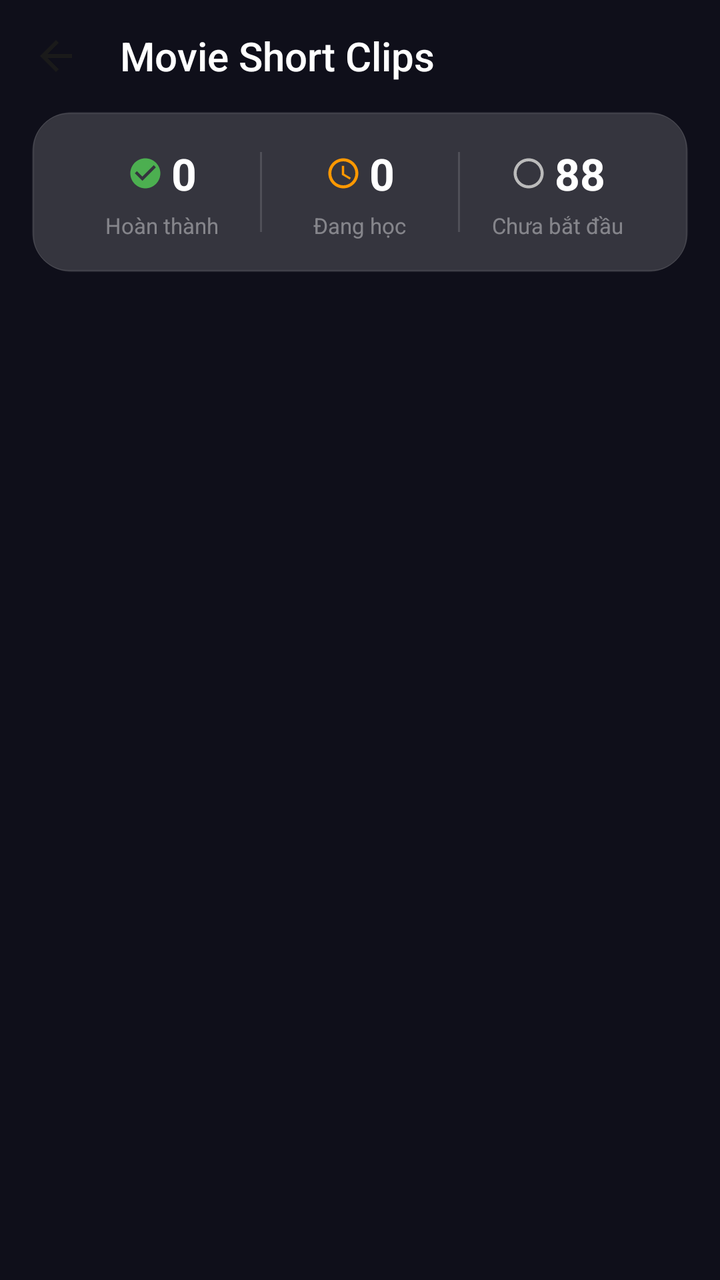
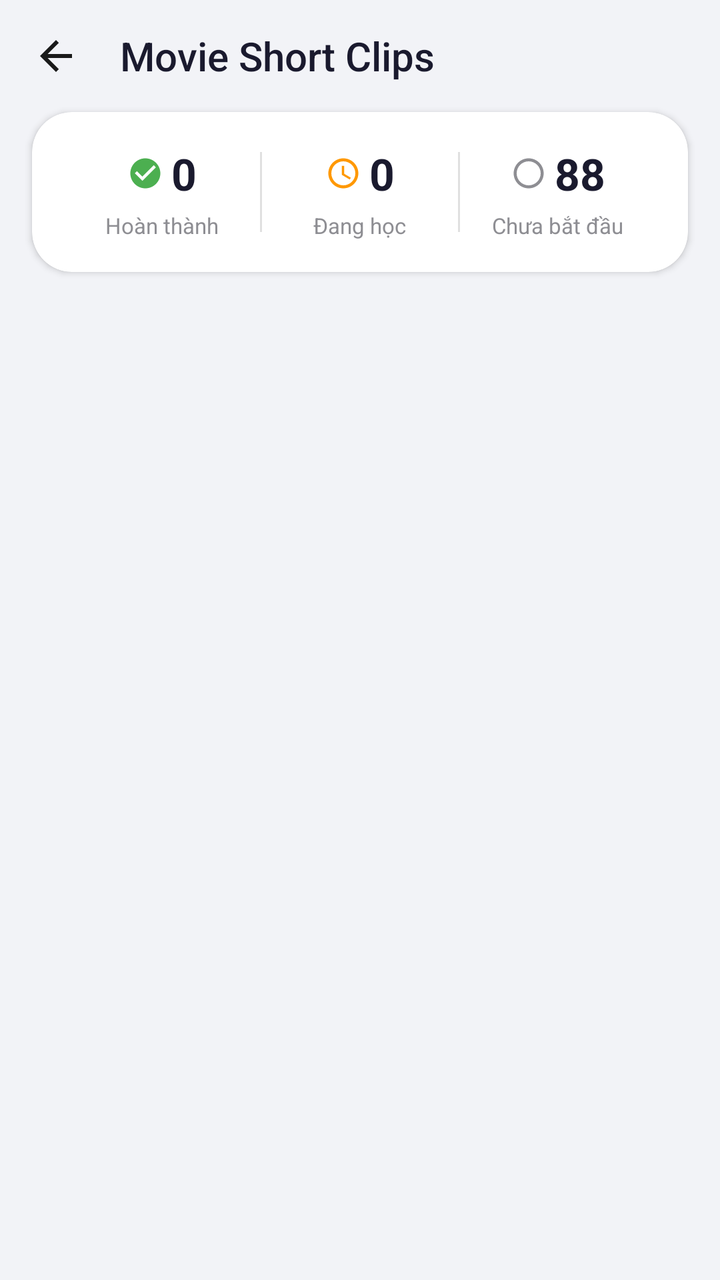

The first picture is an Android layout as it rendered before a commit; the second is the same layout after the commit. The layout source and the unified diff follow.
<!-- AndroidManifest.xml: application theme Theme.App -->
<!-- res/layout/fragment_lesson_list.xml -->
<?xml version="1.0" encoding="utf-8"?>
<LinearLayout
    xmlns:android="http://schemas.android.com/apk/res/android"
    xmlns:app="http://schemas.android.com/apk/res-auto"
    android:layout_width="match_parent"
    android:layout_height="match_parent"
    android:orientation="vertical"
    android:background="#0F0F1A">

    
    <androidx.appcompat.widget.Toolbar
        android:id="@+id/toolbar"
        android:layout_width="match_parent"
        android:layout_height="56dp"
        android:background="@android:color/transparent"
        app:navigationIcon="@drawable/ic_arrow_back"
        app:title="Movie Short Clips"
        app:titleTextColor="#FFFFFF"
        app:titleTextAppearance="@style/TextAppearance.AppCompat.Title" />

    

    <androidx.cardview.widget.CardView
        android:layout_width="match_parent"
        android:layout_height="wrap_content"
        android:layout_marginStart="16dp"
        android:layout_marginEnd="16dp"
        android:layout_marginBottom="16dp"
        app:cardCornerRadius="20dp"
        app:cardBackgroundColor="@android:color/transparent"
        app:cardElevation="0dp">

        
        <LinearLayout
            android:layout_width="match_parent"
            android:layout_height="wrap_content"
            android:background="@drawable/bg_card_glass"
            android:orientation="horizontal"
            android:padding="16dp"
            android:weightSum="3">

            
            <LinearLayout
                android:layout_width="0dp"
                android:layout_height="wrap_content"
                android:layout_weight="1"
                android:orientation="vertical"
                android:gravity="center">

                <LinearLayout
                    android:layout_width="wrap_content"
                    android:layout_height="wrap_content"
                    android:orientation="horizontal"
                    android:gravity="center_vertical"
                    android:layout_marginBottom="4dp">

                    <ImageView
                        android:layout_width="18dp"
                        android:layout_height="18dp"
                        android:src="@drawable/ic_check_circle"
                        android:layout_marginEnd="4dp"
                        android:contentDescription="done" />

                    <TextView
                        android:id="@+id/tvCountDone"
                        android:layout_width="wrap_content"
                        android:layout_height="wrap_content"
                        android:text="0"
                        android:textSize="22sp"
                        android:textStyle="bold"
                        android:textColor="#FFFFFF" />
                </LinearLayout>

                <TextView
                    android:layout_width="wrap_content"
                    android:layout_height="wrap_content"
                    android:text="Hoàn thành"
                    android:textSize="11sp"
                    android:textColor="#66FFFFFF" />
            </LinearLayout>

            
            <View
                android:layout_width="1dp"
                android:layout_height="40dp"
                android:layout_gravity="center_vertical"
                android:background="#22FFFFFF" />

            
            <LinearLayout
                android:layout_width="0dp"
                android:layout_height="wrap_content"
                android:layout_weight="1"
                android:orientation="vertical"
                android:gravity="center">

                <LinearLayout
                    android:layout_width="wrap_content"
                    android:layout_height="wrap_content"
                    android:orientation="horizontal"
                    android:gravity="center_vertical"
                    android:layout_marginBottom="4dp">

                    <ImageView
                        android:layout_width="18dp"
                        android:layout_height="18dp"
                        android:src="@drawable/ic_clock_circle"
                        android:layout_marginEnd="4dp"
                        android:contentDescription="learning" />

                    <TextView
                        android:id="@+id/tvCountLearning"
                        android:layout_width="wrap_content"
                        android:layout_height="wrap_content"
                        android:text="0"
                        android:textSize="22sp"
                        android:textStyle="bold"
                        android:textColor="#FFFFFF" />
                </LinearLayout>

                <TextView
                    android:layout_width="wrap_content"
                    android:layout_height="wrap_content"
                    android:text="Đang học"
                    android:textSize="11sp"
                    android:textColor="#66FFFFFF" />
            </LinearLayout>

            
            <View
                android:layout_width="1dp"
                android:layout_height="40dp"
                android:layout_gravity="center_vertical"
                android:background="#22FFFFFF" />

            
            <LinearLayout
                android:layout_width="0dp"
                android:layout_height="wrap_content"
                android:layout_weight="1"
                android:orientation="vertical"
                android:gravity="center">

                <LinearLayout
                    android:layout_width="wrap_content"
                    android:layout_height="wrap_content"
                    android:orientation="horizontal"
                    android:gravity="center_vertical"
                    android:layout_marginBottom="4dp">

                    <ImageView
                        android:layout_width="18dp"
                        android:layout_height="18dp"
                        android:src="@drawable/ic_circle_empty"
                        android:layout_marginEnd="4dp"
                        android:contentDescription="not started" />

                    <TextView
                        android:id="@+id/tvCountNotStarted"
                        android:layout_width="wrap_content"
                        android:layout_height="wrap_content"
                        android:text="88"
                        android:textSize="22sp"
                        android:textStyle="bold"
                        android:textColor="#FFFFFF" />
                </LinearLayout>

                <TextView
                    android:layout_width="wrap_content"
                    android:layout_height="wrap_content"
                    android:text="Chưa bắt đầu"
                    android:textSize="11sp"
                    android:textColor="#66FFFFFF" />
            </LinearLayout>
        </LinearLayout>
    </androidx.cardview.widget.CardView>

    <androidx.recyclerview.widget.RecyclerView
        android:id="@+id/rvLessons"
        android:layout_width="match_parent"
        android:layout_height="0dp"
        android:layout_weight="1"
        android:paddingTop="4dp"
        android:paddingBottom="16dp"
        android:clipToPadding="false"
        tools:listitem="@layout/item_lesson_list"
        tools:itemCount="10"
        xmlns:tools="http://schemas.android.com/tools" />

</LinearLayout>
<!-- res/layout/item_lesson_list.xml (included above) -->
<?xml version="1.0" encoding="utf-8"?>
<androidx.cardview.widget.CardView
    xmlns:android="http://schemas.android.com/apk/res/android"
    xmlns:app="http://schemas.android.com/apk/res-auto"
    android:id="@+id/cardRoot"
    android:clickable="true"
    android:focusable="true"
    android:layout_width="match_parent"
    android:layout_height="wrap_content"
    android:layout_marginStart="16dp"
    android:layout_marginEnd="16dp"
    android:layout_marginBottom="10dp"
    app:cardCornerRadius="18dp"
    app:cardBackgroundColor="@android:color/transparent"
    app:cardElevation="0dp">

    
    <FrameLayout
        android:layout_width="match_parent"
        android:layout_height="wrap_content"
        android:background="@drawable/bg_card_glass"
        android:foreground="?attr/selectableItemBackground">

        <LinearLayout
            android:layout_width="match_parent"
            android:layout_height="wrap_content"
            android:orientation="horizontal"
            android:padding="12dp"
            android:gravity="center_vertical">

            
            <FrameLayout
                android:layout_width="130dp"
                android:layout_height="82dp">

                <ImageView
                    android:id="@+id/imgThumbnail"
                    android:layout_width="130dp"
                    android:layout_height="match_parent"
                    android:scaleType="centerCrop"
                    android:contentDescription="thumbnail" />

                
                <View
                    android:layout_width="130dp"
                    android:layout_height="match_parent"
                    android:background="@drawable/bg_thumbnail_rounded" />

                
                <View
                    android:layout_width="130dp"
                    android:layout_height="match_parent"
                    android:background="@drawable/bg_thumbnail_fade_right" />

                
                <TextView
                    android:id="@+id/tvLevel"
                    android:layout_width="wrap_content"
                    android:layout_height="wrap_content"
                    android:layout_gravity="top|start"
                    android:layout_margin="7dp"
                    android:background="@drawable/bg_badge_level_dark"
                    android:paddingStart="8dp"
                    android:paddingEnd="8dp"
                    android:paddingTop="3dp"
                    android:paddingBottom="3dp"
                    android:text="B1"
                    android:textColor="@android:color/white"
                    android:textSize="10sp"
                    android:textStyle="bold" />

            </FrameLayout>

            
            <LinearLayout
                android:layout_width="0dp"
                android:layout_height="wrap_content"
                android:layout_weight="1"
                android:orientation="vertical"
                android:paddingStart="12dp"
                android:paddingEnd="4dp">

                <TextView
                    android:id="@+id/tvTitle"
                    android:layout_width="match_parent"
                    android:layout_height="wrap_content"
                    android:layout_marginBottom="5dp"
                    android:ellipsize="end"
                    android:lineSpacingMultiplier="1.25"
                    android:maxLines="2"
                    android:text="KIKI'S DELIVERY SERVICE | Official English Trailer"
                    android:textColor="#FFFFFF"
                    android:textSize="13sp"
                    android:textStyle="bold" />

                <LinearLayout
                    android:layout_width="wrap_content"
                    android:layout_height="wrap_content"
                    android:orientation="horizontal"
                    android:gravity="center_vertical"
                    android:layout_marginBottom="8dp">

                    <ImageView
                        android:layout_width="11dp"
                        android:layout_height="11dp"
                        android:src="@drawable/ic_play_small"
                        android:contentDescription="play" />

                    <TextView
                        android:id="@+id/tvDuration"
                        android:layout_width="wrap_content"
                        android:layout_height="wrap_content"
                        android:layout_marginStart="3dp"
                        android:text="00:50"
                        android:textSize="11sp"
                        android:textColor="#66FFFFFF" />

                </LinearLayout>

                
                <LinearLayout
                    android:layout_width="wrap_content"
                    android:layout_height="wrap_content"
                    android:orientation="horizontal">

                    <LinearLayout
                        android:id="@+id/pillChinhTa"
                        android:layout_width="wrap_content"
                        android:layout_height="wrap_content"
                        android:orientation="horizontal"
                        android:gravity="center_vertical"
                        android:background="@drawable/bg_pill_dark"
                        android:paddingStart="8dp"
                        android:paddingEnd="10dp"
                        android:paddingTop="4dp"
                        android:paddingBottom="4dp"
                        android:layout_marginEnd="6dp">

                        <ImageView
                            android:id="@+id/radioChinhTa"
                            android:layout_width="7dp"
                            android:layout_height="7dp"
                            android:layout_marginEnd="5dp"
                            android:src="@drawable/ic_circle_dot"
                            android:contentDescription="radio" />

                        <TextView
                            android:layout_width="wrap_content"
                            android:layout_height="wrap_content"
                            android:text="Chính tả"
                            android:textSize="10sp"
                            android:textColor="#99FFFFFF" />

                    </LinearLayout>

                    <LinearLayout
                        android:id="@+id/pillLuyenNoi"
                        android:layout_width="wrap_content"
                        android:layout_height="wrap_content"
                        android:orientation="horizontal"
                        android:gravity="center_vertical"
                        android:background="@drawable/bg_pill_dark"
                        android:paddingStart="8dp"
                        android:paddingEnd="10dp"
                        android:paddingTop="4dp"
                        android:paddingBottom="4dp">

                        <ImageView
                            android:id="@+id/radioLuyenNoi"
                            android:layout_width="7dp"
                            android:layout_height="7dp"
                            android:layout_marginEnd="5dp"
                            android:src="@drawable/ic_circle_dot"
                            android:contentDescription="radio" />

                        <TextView
                            android:layout_width="wrap_content"
                            android:layout_height="wrap_content"
                            android:text="Luyện nói"
                            android:textSize="10sp"
                            android:textColor="#99FFFFFF" />

                    </LinearLayout>

                </LinearLayout>

            </LinearLayout>

            
            <ImageView
                android:layout_width="14dp"
                android:layout_height="14dp"
                android:src="@drawable/ic_arrow_right"
                android:contentDescription="arrow"
                app:tint="#44FFFFFF" />

        </LinearLayout>

        
        <View
            android:id="@+id/viewStatusBar"
            android:layout_width="match_parent"
            android:layout_height="3dp"
            android:layout_gravity="bottom"
            android:background="@drawable/bg_status_bar_done"
            android:visibility="gone" />

    </FrameLayout>

</androidx.cardview.widget.CardView>
<!-- resources referenced by this layout -->
<resources>
  <!-- drawable bg_badge_level_dark (drawable) -->
  <?xml version="1.0" encoding="utf-8"?>
  <shape xmlns:android="http://schemas.android.com/apk/res/android"
      android:shape="rectangle">
      <solid android:color="#CC000000" />
      <corners android:radius="20dp" />
  </shape>
  <!-- drawable bg_card_glass (drawable) -->
  <?xml version="1.0" encoding="utf-8"?>
  <shape xmlns:android="http://schemas.android.com/apk/res/android"
      android:shape="rectangle">
      <solid android:color="#28FFFFFF"/>
      <stroke android:width="1dp" android:color="#18FFFFFF"/>
      <corners android:radius="18dp"/>
  </shape>
  <!-- drawable bg_pill_dark (drawable) -->
  <?xml version="1.0" encoding="utf-8"?>
  <shape xmlns:android="http://schemas.android.com/apk/res/android"
      android:shape="rectangle">
      <corners android:radius="20dp"/>
      <solid android:color="#1AFFFFFF"/>
      <stroke android:width="1dp" android:color="#15FFFFFF"/>
  </shape>
  <!-- drawable bg_status_bar_done (drawable) -->
  <?xml version="1.0" encoding="utf-8"?>
  <shape xmlns:android="http://schemas.android.com/apk/res/android"
      android:shape="rectangle">
      <gradient
          android:startColor="#34D399"
          android:endColor="#059669"
          android:angle="0"/>
      <corners
          android:bottomLeftRadius="18dp"
          android:bottomRightRadius="18dp"
          android:topLeftRadius="0dp"
          android:topRightRadius="0dp"/>
  </shape>
  <!-- drawable bg_thumbnail_fade_right (drawable) -->
  <?xml version="1.0" encoding="utf-8"?>
  <shape xmlns:android="http://schemas.android.com/apk/res/android"
      android:shape="rectangle">
      <gradient
          android:startColor="@android:color/transparent"
          android:endColor="#991A1F35"
          android:angle="0"/>
  </shape>
  <!-- drawable bg_thumbnail_rounded (drawable) -->
  <?xml version="1.0" encoding="utf-8"?>
  <shape xmlns:android="http://schemas.android.com/apk/res/android"
      android:shape="rectangle">
      <solid android:color="@android:color/transparent" />
      <corners android:radius="10dp" />
  </shape>
  <!-- drawable ic_arrow_back (drawable) -->
  <?xml version="1.0" encoding="utf-8"?>
  <vector xmlns:android="http://schemas.android.com/apk/res/android"
      android:width="24dp"
      android:height="24dp"
      android:viewportWidth="24"
      android:viewportHeight="24">
      <path
          android:fillColor="#1A1A1A"
          android:pathData="M20,11H7.83L13.42,5.41L12,4L4,12L12,20L13.41,18.59L7.83,13H20V11Z" />
  </vector>
  <!-- drawable ic_arrow_right (drawable) -->
  <?xml version="1.0" encoding="utf-8"?>
  <vector xmlns:android="http://schemas.android.com/apk/res/android"
      android:width="16dp"
      android:height="16dp"
      android:viewportWidth="24"
      android:viewportHeight="24">
      <path
          android:fillColor="#CCCCCC"
          android:pathData="M8.59,16.59L13.17,12L8.59,7.41L10,6L16,12L10,18L8.59,16.59Z" />
  </vector>
  <!-- drawable ic_circle_dot (drawable) -->
  <?xml version="1.0" encoding="utf-8"?>
  <vector xmlns:android="http://schemas.android.com/apk/res/android"
      android:width="7dp"
      android:height="7dp"
      android:viewportWidth="7"
      android:viewportHeight="7">
      <path
          android:fillColor="#99FFFFFF"
          android:pathData="M3.5,0.5 C5.157,0.5 6.5,1.843 6.5,3.5 C6.5,5.157 5.157,6.5 3.5,6.5 C1.843,6.5 0.5,5.157 0.5,3.5 C0.5,1.843 1.843,0.5 3.5,0.5Z"/>
  </vector>
  <!-- drawable ic_play_small (drawable) -->
  <?xml version="1.0" encoding="utf-8"?>
  <vector xmlns:android="http://schemas.android.com/apk/res/android"
      android:width="12dp"
      android:height="12dp"
      android:viewportWidth="24"
      android:viewportHeight="24">
      <path
          android:fillColor="#999999"
          android:pathData="M8,5V19L19,12L8,5Z" />
  </vector>
  <style name="Theme.App" parent="Base.Theme.App" />
  <style name="Base.Theme.App" parent="Theme.Material3.DayNight.NoActionBar">
          
          
      </style>
  <!-- unchanged entries left out for length: 3 -->
</resources>

<!-- the commit's change to res/layout/fragment_lesson_list.xml (unified diff, before → after) -->
@@ -5,7 +5,7 @@
     android:layout_width="match_parent"
     android:layout_height="match_parent"
     android:orientation="vertical"
-    android:background="#0F0F1A">
+    android:background="#F2F3F7">
 
     
     <androidx.appcompat.widget.Toolbar
@@ -14,8 +14,9 @@
         android:layout_height="56dp"
         android:background="@android:color/transparent"
         app:navigationIcon="@drawable/ic_arrow_back"
+        app:navigationIconTint="#1A1A2E"
         app:title="Movie Short Clips"
-        app:titleTextColor="#FFFFFF"
+        app:titleTextColor="#1A1A2E"
         app:titleTextAppearance="@style/TextAppearance.AppCompat.Title" />
 
     
@@ -27,14 +28,12 @@
         android:layout_marginEnd="16dp"
         android:layout_marginBottom="16dp"
         app:cardCornerRadius="20dp"
-        app:cardBackgroundColor="@android:color/transparent"
-        app:cardElevation="0dp">
-
-        
+        app:cardBackgroundColor="@android:color/white"
+        app:cardElevation="2dp">
+
         <LinearLayout
             android:layout_width="match_parent"
             android:layout_height="wrap_content"
-            android:background="@drawable/bg_card_glass"
             android:orientation="horizontal"
             android:padding="16dp"
             android:weightSum="3">
@@ -68,7 +67,7 @@
                         android:text="0"
                         android:textSize="22sp"
                         android:textStyle="bold"
-                        android:textColor="#FFFFFF" />
+                        android:textColor="#1A1A2E" />
                 </LinearLayout>
 
                 <TextView
@@ -76,7 +75,7 @@
                     android:layout_height="wrap_content"
                     android:text="Hoàn thành"
                     android:textSize="11sp"
-                    android:textColor="#66FFFFFF" />
+                    android:textColor="#8E8E93" />
             </LinearLayout>
 
             
@@ -84,7 +83,7 @@
                 android:layout_width="1dp"
                 android:layout_height="40dp"
                 android:layout_gravity="center_vertical"
-                android:background="#22FFFFFF" />
+                android:background="#E0E0E0" />
 
             
             <LinearLayout
@@ -115,7 +114,7 @@
                         android:text="0"
                         android:textSize="22sp"
                         android:textStyle="bold"
-                        android:textColor="#FFFFFF" />
+                        android:textColor="#1A1A2E" />
                 </LinearLayout>
 
                 <TextView
@@ -123,7 +122,7 @@
                     android:layout_height="wrap_content"
                     android:text="Đang học"
                     android:textSize="11sp"
-                    android:textColor="#66FFFFFF" />
+                    android:textColor="#8E8E93" />
             </LinearLayout>
 
             
@@ -131,7 +130,7 @@
                 android:layout_width="1dp"
                 android:layout_height="40dp"
                 android:layout_gravity="center_vertical"
-                android:background="#22FFFFFF" />
+                android:background="#E0E0E0" />
 
             
             <LinearLayout
@@ -153,6 +152,7 @@
                         android:layout_height="18dp"
                         android:src="@drawable/ic_circle_empty"
                         android:layout_marginEnd="4dp"
+                        app:tint="#8E8E93"
                         android:contentDescription="not started" />
 
                     <TextView
@@ -162,7 +162,7 @@
                         android:text="88"
                         android:textSize="22sp"
                         android:textStyle="bold"
-                        android:textColor="#FFFFFF" />
+                        android:textColor="#1A1A2E" />
                 </LinearLayout>
 
                 <TextView
@@ -170,7 +170,7 @@
                     android:layout_height="wrap_content"
                     android:text="Chưa bắt đầu"
                     android:textSize="11sp"
-                    android:textColor="#66FFFFFF" />
+                    android:textColor="#8E8E93" />
             </LinearLayout>
         </LinearLayout>
     </androidx.cardview.widget.CardView>
@@ -202,14 +202,13 @@
     android:layout_marginEnd="16dp"
     android:layout_marginBottom="10dp"
     app:cardCornerRadius="18dp"
-    app:cardBackgroundColor="@android:color/transparent"
-    app:cardElevation="0dp">
+    app:cardBackgroundColor="@android:color/white"
+    app:cardElevation="2dp">
 
     
     <FrameLayout
         android:layout_width="match_parent"
         android:layout_height="wrap_content"
-        android:background="@drawable/bg_card_glass"
         android:foreground="?attr/selectableItemBackground">
 
         <LinearLayout
@@ -250,7 +249,7 @@
                     android:layout_height="wrap_content"
                     android:layout_gravity="top|start"
                     android:layout_margin="7dp"
-                    android:background="@drawable/bg_badge_level_dark"
+                    android:background="@drawable/bg_badge_level"
                     android:paddingStart="8dp"
                     android:paddingEnd="8dp"
                     android:paddingTop="3dp"
@@ -280,7 +279,7 @@
                     android:lineSpacingMultiplier="1.25"
                     android:maxLines="2"
                     android:text="KIKI'S DELIVERY SERVICE | Official English Trailer"
-                    android:textColor="#FFFFFF"
+                    android:textColor="#1A1A1A"
                     android:textSize="13sp"
                     android:textStyle="bold" />
 
@@ -304,7 +303,7 @@
                         android:layout_marginStart="3dp"
                         android:text="00:50"
                         android:textSize="11sp"
-                        android:textColor="#66FFFFFF" />
+                        android:textColor="#999999" />
 
                 </LinearLayout>
 
@@ -320,7 +319,7 @@
                         android:layout_height="wrap_content"
                         android:orientation="horizontal"
                         android:gravity="center_vertical"
-                        android:background="@drawable/bg_pill_dark"
+                        android:background="@drawable/bg_pill"
                         android:paddingStart="8dp"
                         android:paddingEnd="10dp"
                         android:paddingTop="4dp"
@@ -332,7 +331,7 @@
                             android:layout_width="7dp"
                             android:layout_height="7dp"
                             android:layout_marginEnd="5dp"
-                            android:src="@drawable/ic_circle_dot"
+                            android:src="@drawable/ic_radio_unchecked"
                             android:contentDescription="radio" />
 
                         <TextView
@@ -340,7 +339,7 @@
                             android:layout_height="wrap_content"
                             android:text="Chính tả"
                             android:textSize="10sp"
-                            android:textColor="#99FFFFFF" />
+                            android:textColor="#444444" />
 
                     </LinearLayout>
 
@@ -350,7 +349,7 @@
                         android:layout_height="wrap_content"
                         android:orientation="horizontal"
                         android:gravity="center_vertical"
-                        android:background="@drawable/bg_pill_dark"
+                        android:background="@drawable/bg_pill"
                         android:paddingStart="8dp"
                         android:paddingEnd="10dp"
                         android:paddingTop="4dp"
@@ -361,7 +360,7 @@
                             android:layout_width="7dp"
                             android:layout_height="7dp"
                             android:layout_marginEnd="5dp"
-                            android:src="@drawable/ic_circle_dot"
+                            android:src="@drawable/ic_radio_unchecked"
                             android:contentDescription="radio" />
 
                         <TextView
@@ -369,7 +368,7 @@
                             android:layout_height="wrap_content"
                             android:text="Luyện nói"
                             android:textSize="10sp"
-                            android:textColor="#99FFFFFF" />
+                            android:textColor="#444444" />
 
                     </LinearLayout>
 
@@ -383,7 +382,7 @@
                 android:layout_height="14dp"
                 android:src="@drawable/ic_arrow_right"
                 android:contentDescription="arrow"
-                app:tint="#44FFFFFF" />
+                app:tint="#CCCCCC" />
 
         </LinearLayout>
 
<!-- resource entries referenced after the edit -->
@@ -1,27 +1,21 @@
 <!-- resources referenced by this layout -->
 <resources>
-  <!-- drawable bg_badge_level_dark (drawable) -->
+  <!-- drawable bg_badge_level (drawable) -->
   <?xml version="1.0" encoding="utf-8"?>
   <shape xmlns:android="http://schemas.android.com/apk/res/android"
       android:shape="rectangle">
-      <solid android:color="#CC000000" />
+      <solid android:color="#4CAF50" />
       <corners android:radius="20dp" />
   </shape>
-  <!-- drawable bg_card_glass (drawable) -->
+  <!-- drawable bg_pill (drawable) -->
   <?xml version="1.0" encoding="utf-8"?>
   <shape xmlns:android="http://schemas.android.com/apk/res/android"
       android:shape="rectangle">
-      <solid android:color="#28FFFFFF"/>
-      <stroke android:width="1dp" android:color="#18FFFFFF"/>
-      <corners android:radius="18dp"/>
-  </shape>
-  <!-- drawable bg_pill_dark (drawable) -->
-  <?xml version="1.0" encoding="utf-8"?>
-  <shape xmlns:android="http://schemas.android.com/apk/res/android"
-      android:shape="rectangle">
-      <corners android:radius="20dp"/>
-      <solid android:color="#1AFFFFFF"/>
-      <stroke android:width="1dp" android:color="#15FFFFFF"/>
+      <solid android:color="#FFFFFF" />
+      <stroke
+          android:width="1.5dp"
+          android:color="#DDDDDD" />
+      <corners android:radius="20dp" />
   </shape>
   <!-- drawable bg_status_bar_done (drawable) -->
   <?xml version="1.0" encoding="utf-8"?>
@@ -75,17 +69,6 @@
           android:fillColor="#CCCCCC"
           android:pathData="M8.59,16.59L13.17,12L8.59,7.41L10,6L16,12L10,18L8.59,16.59Z" />
   </vector>
-  <!-- drawable ic_circle_dot (drawable) -->
-  <?xml version="1.0" encoding="utf-8"?>
-  <vector xmlns:android="http://schemas.android.com/apk/res/android"
-      android:width="7dp"
-      android:height="7dp"
-      android:viewportWidth="7"
-      android:viewportHeight="7">
-      <path
-          android:fillColor="#99FFFFFF"
-          android:pathData="M3.5,0.5 C5.157,0.5 6.5,1.843 6.5,3.5 C6.5,5.157 5.157,6.5 3.5,6.5 C1.843,6.5 0.5,5.157 0.5,3.5 C0.5,1.843 1.843,0.5 3.5,0.5Z"/>
-  </vector>
   <!-- drawable ic_play_small (drawable) -->
   <?xml version="1.0" encoding="utf-8"?>
   <vector xmlns:android="http://schemas.android.com/apk/res/android"
@@ -97,6 +80,15 @@
           android:fillColor="#999999"
           android:pathData="M8,5V19L19,12L8,5Z" />
   </vector>
+  <!-- drawable ic_radio_unchecked (drawable) -->
+  <?xml version="1.0" encoding="utf-8"?>
+  <shape xmlns:android="http://schemas.android.com/apk/res/android"
+      android:shape="oval">
+      <solid android:color="#FFFFFF" />
+      <stroke
+          android:width="1.5dp"
+          android:color="#BBBBBB" />
+  </shape>
   <style name="Theme.App" parent="Base.Theme.App" />
   <style name="Base.Theme.App" parent="Theme.Material3.DayNight.NoActionBar">
           
